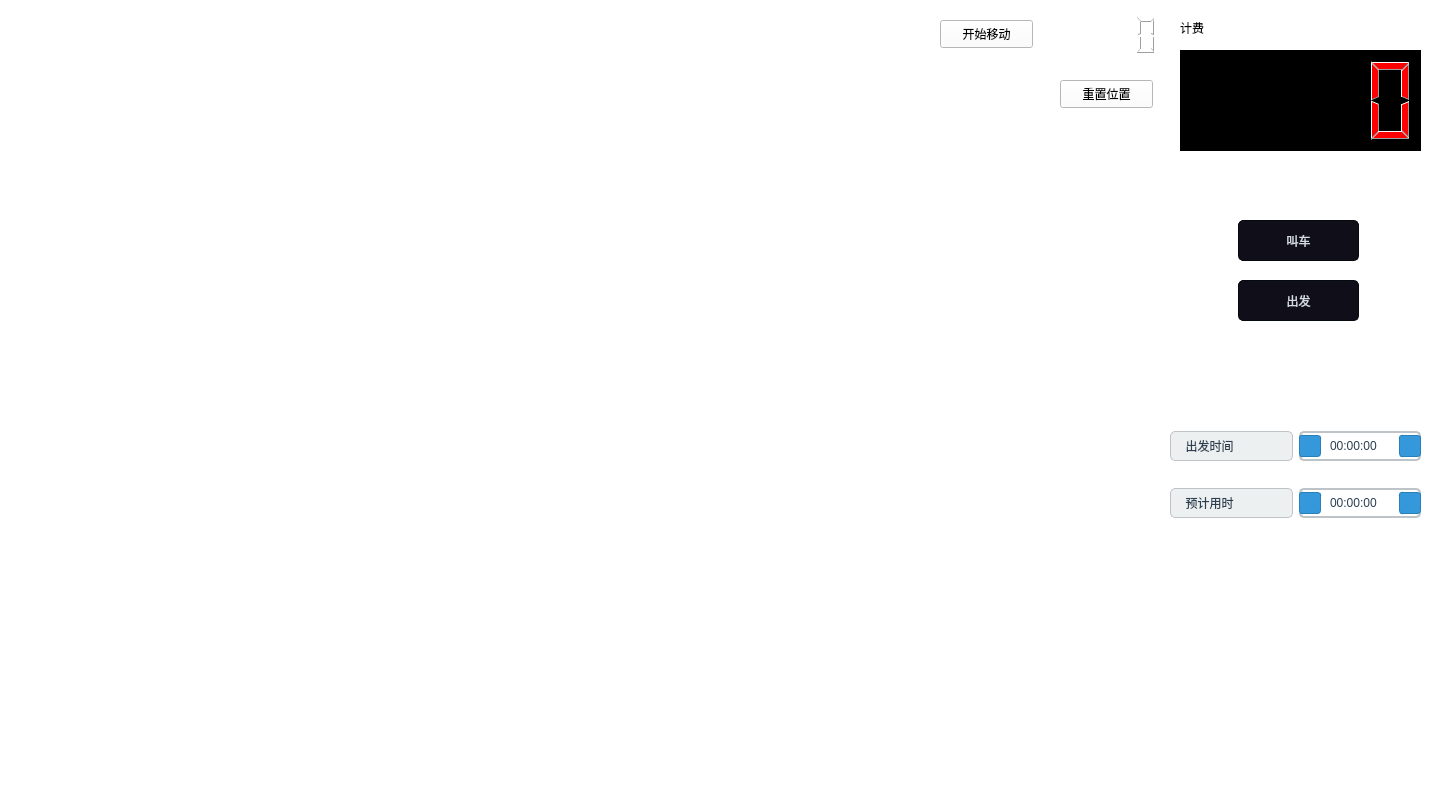
Nocturne228/ddmap, file source/widget.ui: the form before one commit.
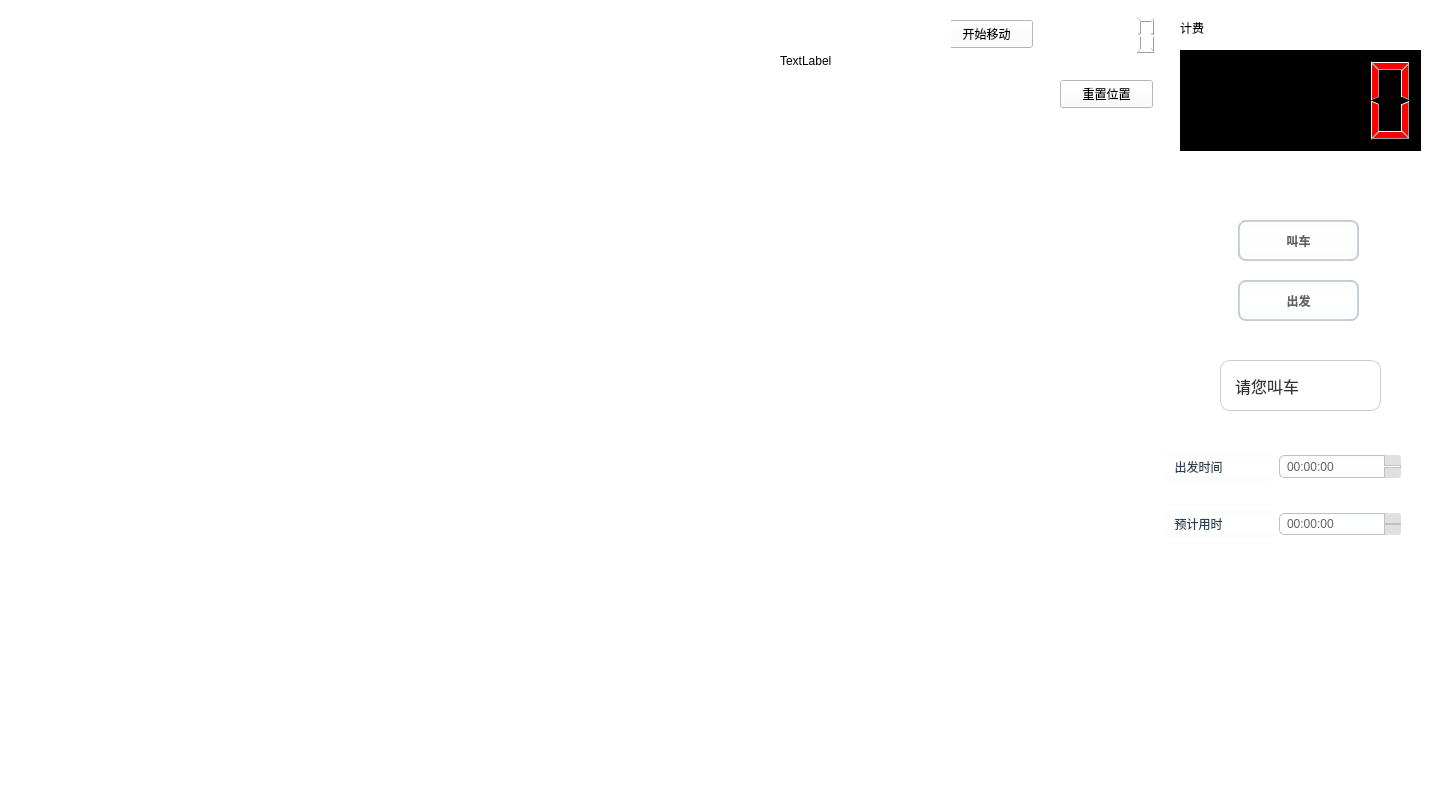
The form after the commit. Icons and pictures are not drawn. Custom widgets are drawn as their Qt base class.

Patch:
```diff
--- a/source/widget.ui
+++ b/source/widget.ui
@@ -10,6 +10,12 @@
     <height>800</height>
    </rect>
   </property>
+  <property name="minimumSize">
+   <size>
+    <width>1431</width>
+    <height>800</height>
+   </size>
+  </property>
   <property name="windowTitle">
    <string>Form</string>
   </property>
@@ -356,6 +362,19 @@
      <string>重置位置</string>
     </property>
    </widget>
+   <widget class="QLabel" name="Dis_Laebl">
+    <property name="geometry">
+     <rect>
+      <x>780</x>
+      <y>20</y>
+      <width>171</width>
+      <height>81</height>
+     </rect>
+    </property>
+    <property name="text">
+     <string>TextLabel</string>
+    </property>
+   </widget>
   </widget>
   <widget class="QLCDNumber" name="CostNumber">
    <property name="geometry">
@@ -386,8 +405,8 @@
   <widget class="QWidget" name="verticalLayoutWidget_2">
    <property name="geometry">
     <rect>
-     <x>1170</x>
-     <y>410</y>
+     <x>1150</x>
+     <y>430</y>
      <width>251</width>
      <height>131</height>
     </rect>
@@ -400,76 +419,82 @@
         <property name="styleSheet">
          <string notr="true">QLabel {
     color: #2c3e50; /* 文字颜色 */
-    background-color: #ecf0f1; /* 背景颜色 */
-    border: 1px solid #bdc3c7; /* 边框颜色 */
+    background-color: qlineargradient(spread:pad, x1:0.5, y1:0, x2:0.5, y2:1, stop:0 #fbfdfd, stop:0.5 #ffffff, stop:1 #fbfdfd);
     border-radius: 5px; /* 圆角半径 */
     padding: 5px; /* 内边距 */
 }
 </string>
         </property>
         <property name="text">
-         <string>  出发时间</string>
+         <string>     出发时间</string>
         </property>
        </widget>
       </item>
       <item>
        <widget class="QTimeEdit" name="StartTimeEdit">
+        <property name="minimumSize">
+         <size>
+          <width>0</width>
+          <height>23</height>
+         </size>
+        </property>
         <property name="styleSheet">
          <string notr="true">QTimeEdit {
-    background-color: #ffffff; /* 背景颜色 */
-    color: #2c3e50; /* 文字颜色 */
-    border: 2px solid #bdc3c7; /* 边框颜色 */
-    border-radius: 5px; /* 圆角半径 */
-    padding: 5px; /* 内边距 */
-}
-
-QTimeEdit:hover {
-    border: 2px solid #3498db; /* 悬停时边框颜色 */
-}
-
-QTimeEdit:focus {
-    border: 2px solid #2980b9; /* 聚焦时边框颜色 */
-    background-color: #ecf0f1; /* 聚焦时背景颜色 */
-}
-
-QTimeEdit::up-button, QTimeEdit::down-button {
-    background-color: #3498db; /* 按钮背景颜色 */
-    border: 1px solid #2980b9; /* 按钮边框颜色 */
-    width: 20px; /* 按钮宽度 */
-    height: 20px; /* 按钮高度 */
-    border-radius: 3px; /* 按钮圆角 */
-}
-
-QTimeEdit::up-button:hover, QTimeEdit::down-button:hover {
-    background-color: #2980b9; /* 悬停时按钮背景颜色 */
-}
-
-QTimeEdit::up-button:pressed, QTimeEdit::down-button:pressed {
-    background-color: #1c669b; /* 按下时按钮背景颜色 */
-}
-
-QTimeEdit::up-arrow {
-    image: url(:/icons/up-arrow.png); /* 替换为你的上箭头图标路径 */
-    width: 10px; /* 图标宽度 */
-    height: 10px; /* 图标高度 */
-}
-
-QTimeEdit::down-arrow {
-    image: url(:/icons/down-arrow.png); /* 替换为你的下箭头图标路径 */
-    width: 10px; /* 图标宽度 */
-    height: 10px; /* 图标高度 */
+    border: 1px solid #c0c0c0;
+    border-radius: 5px;
+    padding: 2px 5px;
+    background-color: qlineargradient(spread:pad, x1:0.5, y1:0, x2:0.5, y2:1, stop:0 #fbfdfd, stop:0.5 #ffffff, stop:1 #fbfdfd);
+    color: #616161;
+    selection-background-color: #d3d3d3;
+    selection-color: #000000;
 }
 
 QTimeEdit::up-button {
     subcontrol-origin: border;
-    subcontrol-position: right; /* 上按钮位于右侧 */
-    width: 20px; /* 上按钮宽度 */
+    subcontrol-position: top right;
+    width: 16px;
+    border-left: 1px solid #c0c0c0;
+    border-bottom: 1px solid #c0c0c0;
+    border-top-right-radius: 3px;
+    background-color: #e0e0e0;
+}
+
+QTimeEdit::up-button:hover {
+    background-color: #b0b0b0;
+}
+
+QTimeEdit::up-button:pressed {
+    background-color: #a0a0a0;
 }
 
 QTimeEdit::down-button {
     subcontrol-origin: border;
-    subcontrol-position: left; /* 下按钮位于左侧 */
-    width: 20px; /* 下按钮宽度 */
+    subcontrol-position: bottom right;
+    width: 16px;
+    border-left: 1px solid #c0c0c0;
+    border-top: 1px solid #c0c0c0;
+    border-bottom-right-radius: 3px;
+    background-color: #e0e0e0;
+}
+
+QTimeEdit::down-button:hover {
+    background-color: #b0b0b0;
+}
+
+QTimeEdit::down-button:pressed {
+    background-color: #a0a0a0;
+}
+
+QTimeEdit::up-arrow {
+    image: url(:/path/to/up_arrow.png); /* 替换为实际的上箭头图标路径 */
+    width: 10px;
+    height: 10px;
+}
+
+QTimeEdit::down-arrow {
+    image: url(:/path/to/down_arrow.png); /* 替换为实际的下箭头图标路径 */
+    width: 10px;
+    height: 10px;
 }
 </string>
         </property>
@@ -484,15 +509,14 @@
         <property name="styleSheet">
          <string notr="true">QLabel {
     color: #2c3e50; /* 文字颜色 */
-    background-color: #ecf0f1; /* 背景颜色 */
-    border: 1px solid #bdc3c7; /* 边框颜色 */
+    background-color: qlineargradient(spread:pad, x1:0.5, y1:0, x2:0.5, y2:1, stop:0 #fbfdfd, stop:0.5 #ffffff, stop:1 #fbfdfd);
     border-radius: 5px; /* 圆角半径 */
     padding: 5px; /* 内边距 */
 }
 </string>
         </property>
         <property name="text">
-         <string>  预计用时</string>
+         <string>     预计用时</string>
         </property>
        </widget>
       </item>
@@ -500,60 +524,61 @@
        <widget class="QTimeEdit" name="TimeCostEdit">
         <property name="styleSheet">
          <string notr="true">QTimeEdit {
-    background-color: #ffffff; /* 背景颜色 */
-    color: #2c3e50; /* 文字颜色 */
-    border: 2px solid #bdc3c7; /* 边框颜色 */
-    border-radius: 5px; /* 圆角半径 */
-    padding: 5px; /* 内边距 */
-}
-
-QTimeEdit:hover {
-    border: 2px solid #3498db; /* 悬停时边框颜色 */
-}
-
-QTimeEdit:focus {
-    border: 2px solid #2980b9; /* 聚焦时边框颜色 */
-    background-color: #ecf0f1; /* 聚焦时背景颜色 */
-}
-
-QTimeEdit::up-button, QTimeEdit::down-button {
-    background-color: #3498db; /* 按钮背景颜色 */
-    border: 1px solid #2980b9; /* 按钮边框颜色 */
-    width: 20px; /* 按钮宽度 */
-    height: 20px; /* 按钮高度 */
-    border-radius: 3px; /* 按钮圆角 */
-}
-
-QTimeEdit::up-button:hover, QTimeEdit::down-button:hover {
-    background-color: #2980b9; /* 悬停时按钮背景颜色 */
-}
-
-QTimeEdit::up-button:pressed, QTimeEdit::down-button:pressed {
-    background-color: #1c669b; /* 按下时按钮背景颜色 */
-}
-
-QTimeEdit::up-arrow {
-    image: url(:/icons/up-arrow.png); /* 替换为你的上箭头图标路径 */
-    width: 10px; /* 图标宽度 */
-    height: 10px; /* 图标高度 */
-}
-
-QTimeEdit::down-arrow {
-    image: url(:/icons/down-arrow.png); /* 替换为你的下箭头图标路径 */
-    width: 10px; /* 图标宽度 */
-    height: 10px; /* 图标高度 */
+    border: 1px solid #c0c0c0;
+    border-radius: 5px;
+    padding: 2px 5px;
+    background-color: qlineargradient(spread:pad, x1:0.5, y1:0, x2:0.5, y2:1, stop:0 #fbfdfd, stop:0.5 #ffffff, stop:1 #fbfdfd);
+    color: #616161;
+    selection-background-color: #d3d3d3;
+    selection-color: #000000;
 }
 
 QTimeEdit::up-button {
     subcontrol-origin: border;
-    subcontrol-position: right; /* 上按钮位于右侧 */
-    width: 20px; /* 上按钮宽度 */
+    subcontrol-position: top right;
+    width: 16px;
+    border-left: 1px solid #c0c0c0;
+    border-bottom: 1px solid #c0c0c0;
+    border-top-right-radius: 3px;
+    background-color: #e0e0e0;
+}
+
+QTimeEdit::up-button:hover {
+    background-color: #b0b0b0;
+}
+
+QTimeEdit::up-button:pressed {
+    background-color: #a0a0a0;
 }
 
 QTimeEdit::down-button {
     subcontrol-origin: border;
-    subcontrol-position: left; /* 下按钮位于左侧 */
-    width: 20px; /* 下按钮宽度 */
+    subcontrol-position: bottom right;
+    width: 16px;
+    border-left: 1px solid #c0c0c0;
+    border-top: 1px solid #c0c0c0;
+    border-bottom-right-radius: 3px;
+    background-color: #e0e0e0;
+}
+
+QTimeEdit::down-button:hover {
+    background-color: #b0b0b0;
+}
+
+QTimeEdit::down-button:pressed {
+    background-color: #a0a0a0;
+}
+
+QTimeEdit::up-arrow {
+    image: url(:/path/to/up_arrow.png); /* 替换为实际的上箭头图标路径 */
+    width: 10px;
+    height: 10px;
+}
+
+QTimeEdit::down-arrow {
+    image: url(:/path/to/down_arrow.png); /* 替换为实际的下箭头图标路径 */
+    width: 10px;
+    height: 10px;
 }
 </string>
         </property>
@@ -573,23 +598,23 @@
     </rect>
    </property>
    <property name="styleSheet">
-    <string notr="true">QPushButton{
-	border-style: solid;
-	border-color: #050a0e;
-	border-width: 1px;
-	border-radius: 5px;
-	color: #d3dae3;
-	padding: 2px;
-	background-color: #100E19;
+    <string notr="true">QPushButton, QToolButton, QCommandLinkButton{
+    padding: 0 5px 0 5px;
+    border-style: solid;
+    border-top-color: qlineargradient(spread:pad, x1:0, y1:0, x2:0, y2:1, stop:0 #c1c9cf, stop:1 #d2d8dd);
+    border-right-color: qlineargradient(spread:pad, x1:1, y1:0, x2:0, y2:0, stop:0 #c1c9cf, stop:1 #d2d8dd);
+    border-bottom-color: qlineargradient(spread:pad, x1:0, y1:1, x2:0, y2:0, stop:0 #c1c9cf, stop:1 #d2d8dd);
+    border-left-color: qlineargradient(spread:pad, x1:0, y1:0, x2:1, y2:0, stop:0 #c1c9cf, stop:1 #d2d8dd);
+    border-width: 2px;
+    border-radius: 8px;
+    color: #616161;
+    font-weight: bold;
+    background-color: qlineargradient(spread:pad, x1:0.5, y1:0, x2:0.5, y2:1, stop:0 #fbfdfd, stop:0.5 #ffffff, stop:1 #fbfdfd);
 }
-QPushButton::default{
-	border-style: solid;
-	border-color: #050a0e;
-	border-width: 1px;
-	border-radius: 5px;
-	color: #FFFFFF;
-	padding: 2px;
-	background-color: #151a1e;
+QPushButton::default, QToolButton::default, QCommandLinkButton::default{
+    border: 2px solid transparent;
+    color: #FFFFFF;
+    background-color: qlineargradient(spread:pad, x1:0.5, y1:0, x2:0.5, y2:1, stop:0 #84afe5, stop:1 #1168e4);
 }
 QPushButton:hover{
 	border-style: solid;
@@ -602,16 +627,13 @@
 	color: #d3dae3;
 	padding: 2px;
 }
-QPushButton:pressed{
-	border-style: solid;
-	border-top-color: qlineargradient(spread:pad, x1:0, y1:1, x2:1, y2:1, stop:0 #d33af1, stop:0.4 #d33af1, stop:0.5 #100E19, stop:1 #100E19);
-    border-bottom-color: qlineargradient(spread:pad, x1:0, y1:1, x2:1, y2:1, stop:0 #100E19, stop:0.5 #100E19, stop:0.6 #d33af1, stop:1 #d33af1);
-    border-left-color: qlineargradient(spread:pad, x1:0, y1:0, x2:0, y2:1, stop:0 #d33af1, stop:0.3 #d33af1, stop:0.7 #100E19, stop:1 #100E19);
-    border-right-color: qlineargradient(spread:pad, x1:0, y1:1, x2:0, y2:0, stop:0 #d33af1, stop:0.3 #d33af1, stop:0.7 #100E19, stop:1 #100E19);
-	border-width: 2px;
-    border-radius: 1px;
-	color: #d3dae3;
-	padding: 2px;
+QPushButton:pressed, QToolButton:pressed, QCommandLinkButton:pressed{
+    color: #aeaeae;
+    background-color: qlineargradient(spread:pad, x1:0.5, y1:0, x2:0.5, y2:1, stop:0 #ffffff, stop:0.5 #fbfdfd, stop:1 #ffffff);
+}
+QPushButton:disabled, QToolButton:disabled, QCommandLinkButton:disabled{
+    color: #616161;
+    background-color: qlineargradient(spread:pad, x1:0.5, y1:0, x2:0.5, y2:1, stop:0 #dce7eb, stop:0.5 #e0e8eb, stop:1 #dee7ec);
 }</string>
    </property>
    <property name="text">
@@ -628,23 +650,23 @@
     </rect>
    </property>
    <property name="styleSheet">
-    <string notr="true">QPushButton{
-	border-style: solid;
-	border-color: #050a0e;
-	border-width: 1px;
-	border-radius: 5px;
-	color: #d3dae3;
-	padding: 2px;
-	background-color: #100E19;
+    <string notr="true">QPushButton, QToolButton, QCommandLinkButton{
+    padding: 0 5px 0 5px;
+    border-style: solid;
+    border-top-color: qlineargradient(spread:pad, x1:0, y1:0, x2:0, y2:1, stop:0 #c1c9cf, stop:1 #d2d8dd);
+    border-right-color: qlineargradient(spread:pad, x1:1, y1:0, x2:0, y2:0, stop:0 #c1c9cf, stop:1 #d2d8dd);
+    border-bottom-color: qlineargradient(spread:pad, x1:0, y1:1, x2:0, y2:0, stop:0 #c1c9cf, stop:1 #d2d8dd);
+    border-left-color: qlineargradient(spread:pad, x1:0, y1:0, x2:1, y2:0, stop:0 #c1c9cf, stop:1 #d2d8dd);
+    border-width: 2px;
+    border-radius: 8px;
+    color: #616161;
+    font-weight: bold;
+    background-color: qlineargradient(spread:pad, x1:0.5, y1:0, x2:0.5, y2:1, stop:0 #fbfdfd, stop:0.5 #ffffff, stop:1 #fbfdfd);
 }
-QPushButton::default{
-	border-style: solid;
-	border-color: #050a0e;
-	border-width: 1px;
-	border-radius: 5px;
-	color: #FFFFFF;
-	padding: 2px;
-	background-color: #151a1e;
+QPushButton::default, QToolButton::default, QCommandLinkButton::default{
+    border: 2px solid transparent;
+    color: #FFFFFF;
+    background-color: qlineargradient(spread:pad, x1:0.5, y1:0, x2:0.5, y2:1, stop:0 #84afe5, stop:1 #1168e4);
 }
 QPushButton:hover{
 	border-style: solid;
@@ -657,22 +679,60 @@
 	color: #d3dae3;
 	padding: 2px;
 }
-QPushButton:pressed{
-	border-style: solid;
-	border-top-color: qlineargradient(spread:pad, x1:0, y1:1, x2:1, y2:1, stop:0 #d33af1, stop:0.4 #d33af1, stop:0.5 #100E19, stop:1 #100E19);
-    border-bottom-color: qlineargradient(spread:pad, x1:0, y1:1, x2:1, y2:1, stop:0 #100E19, stop:0.5 #100E19, stop:0.6 #d33af1, stop:1 #d33af1);
-    border-left-color: qlineargradient(spread:pad, x1:0, y1:0, x2:0, y2:1, stop:0 #d33af1, stop:0.3 #d33af1, stop:0.7 #100E19, stop:1 #100E19);
-    border-right-color: qlineargradient(spread:pad, x1:0, y1:1, x2:0, y2:0, stop:0 #d33af1, stop:0.3 #d33af1, stop:0.7 #100E19, stop:1 #100E19);
-	border-width: 2px;
-    border-radius: 1px;
-	color: #d3dae3;
-	padding: 2px;
+QPushButton:pressed, QToolButton:pressed, QCommandLinkButton:pressed{
+    color: #aeaeae;
+    background-color: qlineargradient(spread:pad, x1:0.5, y1:0, x2:0.5, y2:1, stop:0 #ffffff, stop:0.5 #fbfdfd, stop:1 #ffffff);
+}
+QPushButton:disabled, QToolButton:disabled, QCommandLinkButton:disabled{
+    color: #616161;
+    background-color: qlineargradient(spread:pad, x1:0.5, y1:0, x2:0.5, y2:1, stop:0 #dce7eb, stop:0.5 #e0e8eb, stop:1 #dee7ec);
 }</string>
    </property>
    <property name="text">
     <string>叫车</string>
    </property>
   </widget>
+  <widget class="QLabel" name="DistanceLaebl">
+   <property name="geometry">
+    <rect>
+     <x>1220</x>
+     <y>360</y>
+     <width>161</width>
+     <height>51</height>
+    </rect>
+   </property>
+   <property name="styleSheet">
+    <string notr="true">QLabel {
+    font-size: 16px;                      /* 字体大小 */
+    color: #333333;                       /* 字体颜色，深灰色 */
+    background-color: #ffffff;            /* 背景颜色，白色 */
+    border: 1px solid #cccccc;            /* 边框颜色和宽度，浅灰色 */
+    border-radius: 10px;                  /* 边框圆角 */
+    padding: 10px;                        /* 内边距 */
+    qproperty-alignment: 'AlignCenter';   /* 文本居中 */
+}
+</string>
+   </property>
+   <property name="text">
+    <string>请您叫车</string>
+   </property>
+  </widget>
+  <widget class="QLabel" name="WatingIcon">
+   <property name="geometry">
+    <rect>
+     <x>1180</x>
+     <y>360</y>
+     <width>31</width>
+     <height>41</height>
+    </rect>
+   </property>
+   <property name="styleSheet">
+    <string notr="true">image: url(:/waiting.ico)</string>
+   </property>
+   <property name="text">
+    <string> </string>
+   </property>
+  </widget>
   <zorder>CostNumber</zorder>
   <zorder>CostLabel</zorder>
   <zorder>verticalLayoutWidget_2</zorder>
```
Left out of the diff: 38 changed lines with no effect on the pictures.
